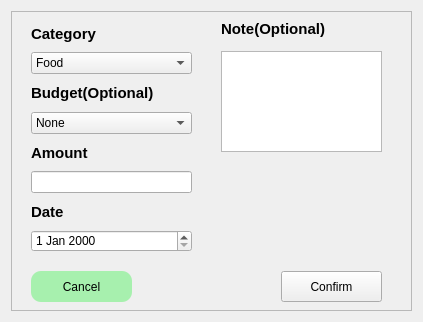
The window that moneyapp/ui/raw/Popup_Expense.ui (nemo984/money-app) describes before a commit, drawn with Qt 5.
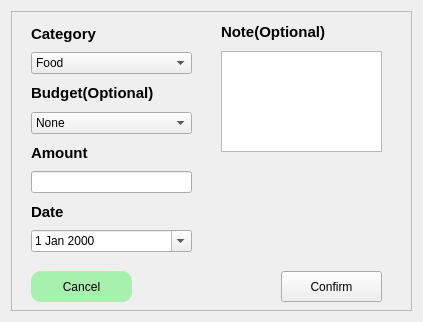
The same window after the commit.

Patch:
```diff
--- a/moneyapp/ui/raw/Popup_Expense.ui
+++ b/moneyapp/ui/raw/Popup_Expense.ui
@@ -51,13 +51,14 @@
        <rect>
         <x>210</x>
         <y>10</y>
-        <width>131</width>
-        <height>16</height>
+        <width>141</width>
+        <height>21</height>
        </rect>
       </property>
       <property name="font">
        <font>
         <pointsize>11</pointsize>
+        <weight>75</weight>
         <bold>true</bold>
        </font>
       </property>
@@ -194,7 +195,14 @@
         </widget>
        </item>
        <item>
-        <widget class="QDateEdit" name="date_entry"/>
+        <widget class="QDateEdit" name="date_entry">
+         <property name="locale">
+          <locale language="English" country="UnitedStates"/>
+         </property>
+         <property name="calendarPopup">
+          <bool>true</bool>
+         </property>
+        </widget>
        </item>
       </layout>
      </widget>
```
Left out of the diff: 4 changed lines with no effect on the pictures.
